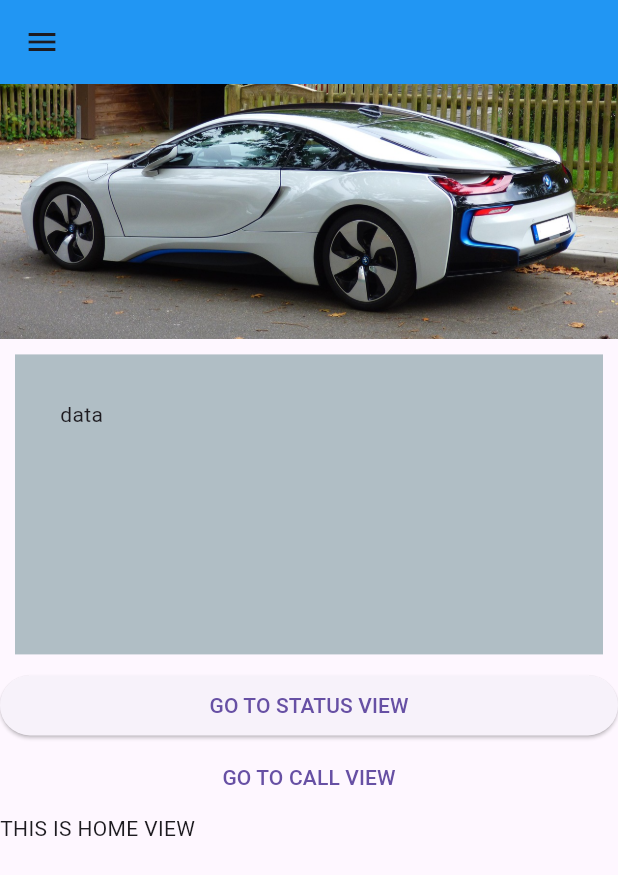
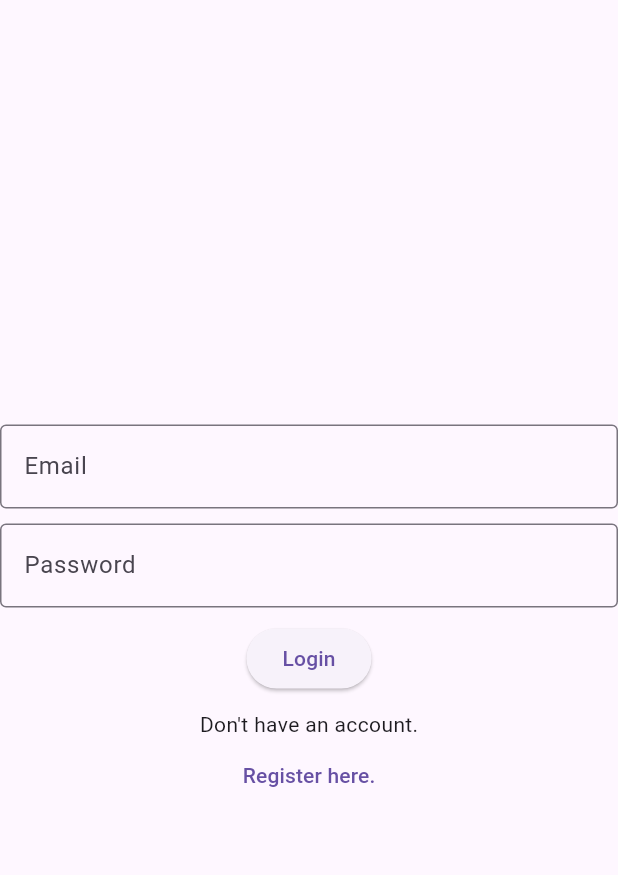
Before and after one commit to codewithowais/jp-b9-sec-b, a Flutter app: the screen it shows after launch, on a phone screen of 412 x 824 dp. Shown: the top 875 px of the screen. Run offline on Flutter 3.47's test engine with Material 3 defaults, Android fonts, the phone set to English and light mode, and no system bars.

Commit message:
added today class code

```diff
--- a/lib/main.dart
+++ b/lib/main.dart
@@ -1,6 +1,9 @@
 import 'package:flutter/material.dart';
 import 'package:secbjp9/views/custom_column_view.dart';
+import 'package:secbjp9/views/dashboard_view.dart';
 import 'package:secbjp9/views/home_view.dart';
+import 'package:secbjp9/views/login_view.dart';
+import 'package:secbjp9/views/splash_view.dart';
 
 void main() {
   runApp(MyApp());
@@ -11,6 +14,6 @@ class MyApp extends StatelessWidget {
 
   @override
   Widget build(BuildContext context) {
-    return const MaterialApp(home: HomeView());
+    return MaterialApp(home: SplashView());
   }
 }
--- /dev/null
+++ b/lib/views/login_view.dart
@@ -0,0 +1,73 @@
+import 'package:flutter/material.dart';
+import 'package:secbjp9/views/dashboard_view.dart';
+
+class LoginView extends StatelessWidget {
+  LoginView({super.key});
+  TextEditingController emailController = TextEditingController();
+  TextEditingController passController = TextEditingController();
+
+  login(context) {
+    print(emailController.text);
+    print(passController.text);
+    if (emailController.text == 'admin@gmail.com' &&
+        passController.text == '123456') {
+      Navigator.of(context).pushReplacement(
+        MaterialPageRoute<void>(builder: (context) => const DashboardView()),
+      );
+
+      const snackBar = SnackBar(
+        content: Text('Yay! Loggin successful!'),
+        duration: Duration(seconds: 3), // Optional: set the duration
+      );
+
+      // Display the SnackBar using ScaffoldMessenger
+      ScaffoldMessenger.of(context).showSnackBar(snackBar);
+    } else {
+      const snackBar = SnackBar(
+        content: Text('Yay! A SnackBar!'),
+        duration: Duration(seconds: 3), // Optional: set the duration
+      );
+
+      // Display the SnackBar using ScaffoldMessenger
+      ScaffoldMessenger.of(context).showSnackBar(snackBar);
+    }
+  }
+
+  @override
+  Widget build(BuildContext context) {
+    return Scaffold(
+      body: Column(
+        mainAxisAlignment: MainAxisAlignment.center,
+        children: [
+          TextField(
+            controller: emailController,
+            obscureText: false,
+            decoration: InputDecoration(
+              border: OutlineInputBorder(),
+              labelText: 'Email',
+            ),
+          ),
+          SizedBox(height: 10),
+          TextField(
+            controller: passController,
+            obscureText: true,
+            decoration: InputDecoration(
+              border: OutlineInputBorder(),
+              labelText: 'Password',
+            ),
+          ),
+          SizedBox(height: 10),
+          ElevatedButton(
+            onPressed: () {
+              login(context);
+            },
+            child: Text('Login'),
+          ),
+          SizedBox(height: 10),
+          Text("Don't have an account."),
+          TextButton(onPressed: () {}, child: Text("Register here.")),
+        ],
+      ),
+    );
+  }
+}
```
Also changed, not shown: lib/views/dashboard_view.dart (added, +113 -0 lines), lib/views/splash_view.dart (added, +43 -0 lines).
